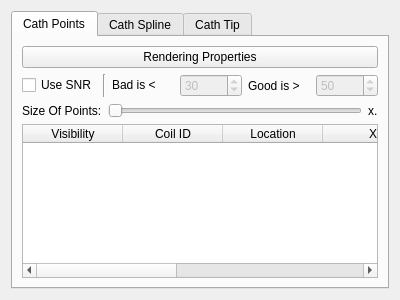
This is rtUI/cathOptions.ui in pengwg/vurtigo as Qt 5 draws it before an edit. The edited form follows.
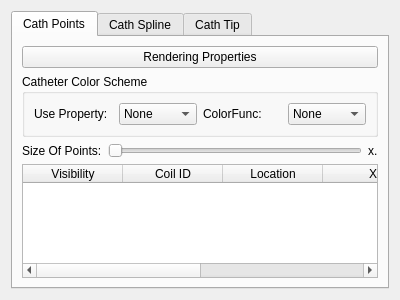
This is the edited form.

Commit message: New catheter coloring scheme

Patch:
```diff
--- a/rtUI/cathOptions.ui
+++ b/rtUI/cathOptions.ui
@@ -32,71 +32,53 @@
         </widget>
        </item>
        <item>
+        <widget class="QGroupBox" name="colorGroup">
+         <property name="toolTip">
+          <string>Choose property and color transfer function to color catheter points by</string>
+         </property>
+         <property name="whatsThis">
+          <string>Choosing a catheter property (as listed in the table below) and a Vurtigo ColorTransferFunction object will define a scheme for coloring the points of the catheter in the 3D view.
+
+The values, colors and parameters of the color function are edited in the color transfer function object options.</string>
+         </property>
+         <property name="title">
+          <string>Catheter Color Scheme</string>
+         </property>
         <layout class="QHBoxLayout" name="horizontalLayout_2">
-         <item>
-          <widget class="QCheckBox" name="snrSizeCheckBox">
-           <property name="text">
-            <string>Use SNR</string>
-           </property>
-          </widget>
-         </item>
-         <item>
-          <widget class="Line" name="line">
-           <property name="orientation">
-            <enum>Qt::Vertical</enum>
-           </property>
-          </widget>
-         </item>
          <item>
           <widget class="QLabel" name="label_7">
            <property name="text">
-            <string>Bad is &lt;</string>
+             <string>Use Property:</string>
            </property>
           </widget>
          </item>
          <item>
-          <widget class="QSpinBox" name="badSpin">
-           <property name="enabled">
-            <bool>false</bool>
-           </property>
-           <property name="keyboardTracking">
-            <bool>false</bool>
-           </property>
-           <property name="maximum">
-            <number>1000</number>
-           </property>
-           <property name="value">
-            <number>30</number>
-           </property>
+           <widget class="QComboBox" name="propertyBox">
+            <item>
+             <property name="text">
+              <string>None</string>
+             </property>
+            </item>
           </widget>
          </item>
          <item>
           <widget class="QLabel" name="label_8">
            <property name="text">
-            <string>Good is &gt;</string>
+             <string>ColorFunc:</string>
            </property>
           </widget>
          </item>
          <item>
-          <widget class="QSpinBox" name="goodSpin">
-           <property name="enabled">
-            <bool>false</bool>
-           </property>
-           <property name="keyboardTracking">
-            <bool>false</bool>
-           </property>
-           <property name="minimum">
-            <number>1</number>
-           </property>
-           <property name="maximum">
-            <number>1000</number>
-           </property>
-           <property name="value">
-            <number>50</number>
-           </property>
+           <widget class="QComboBox" name="colorBox">
+            <item>
+             <property name="text">
+              <string>None</string>
+             </property>
+            </item>
           </widget>
          </item>
         </layout>
+        </widget>
        </item>
        <item>
         <layout class="QHBoxLayout" name="horizontalLayout">
@@ -188,14 +170,6 @@
            <set>AlignHCenter|AlignVCenter|AlignCenter</set>
           </property>
          </column>
-         <column>
-          <property name="text">
-           <string>SNR</string>
-          </property>
-          <property name="textAlignment">
-           <set>AlignHCenter|AlignVCenter|AlignCenter</set>
-          </property>
-         </column>
         </widget>
        </item>
       </layout>
```
Left out of the diff: 15 changed lines with no effect on the pictures. Lines whose indentation alone changed are shown as unchanged. The commit also changes 9 other files.
